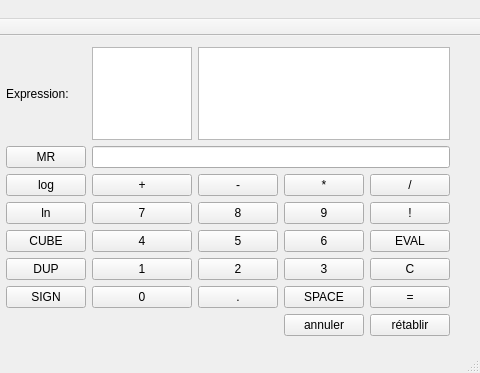
Before: the Qt Designer form mainwindow.ui in ahars/lo21, drawn with Qt 5; both pictures show x 263 to 743 and y 0 to 373 of the 743 by 373 pixel window.
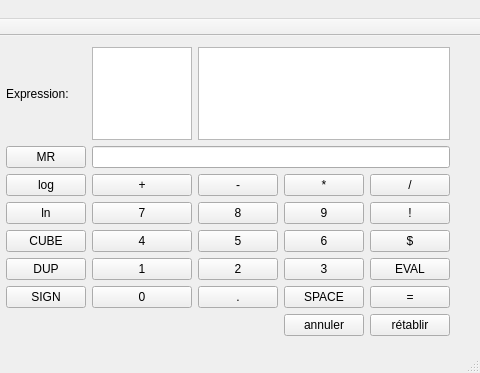
After: the same form once the commit is applied.

Commit message: ajout raccourcis clavier

Patch:
```diff
--- a/mainwindow.ui
+++ b/mainwindow.ui
@@ -312,9 +312,9 @@
       </widget>
      </item>
      <item row="6" column="7">
-      <widget class="QPushButton" name="buttonEVAL">
+      <widget class="QPushButton" name="buttonDollar">
        <property name="text">
-        <string>EVAL</string>
+        <string>$</string>
        </property>
       </widget>
      </item>
@@ -326,9 +326,9 @@
       </widget>
      </item>
      <item row="8" column="7">
-      <widget class="QPushButton" name="buttonCLEAR">
+      <widget class="QPushButton" name="buttonEVAL">
        <property name="text">
-        <string>C</string>
+        <string>EVAL</string>
        </property>
       </widget>
      </item>
```
Left out of the diff: 2 changed lines with no effect on the pictures. The commit also changes 2 other files.
